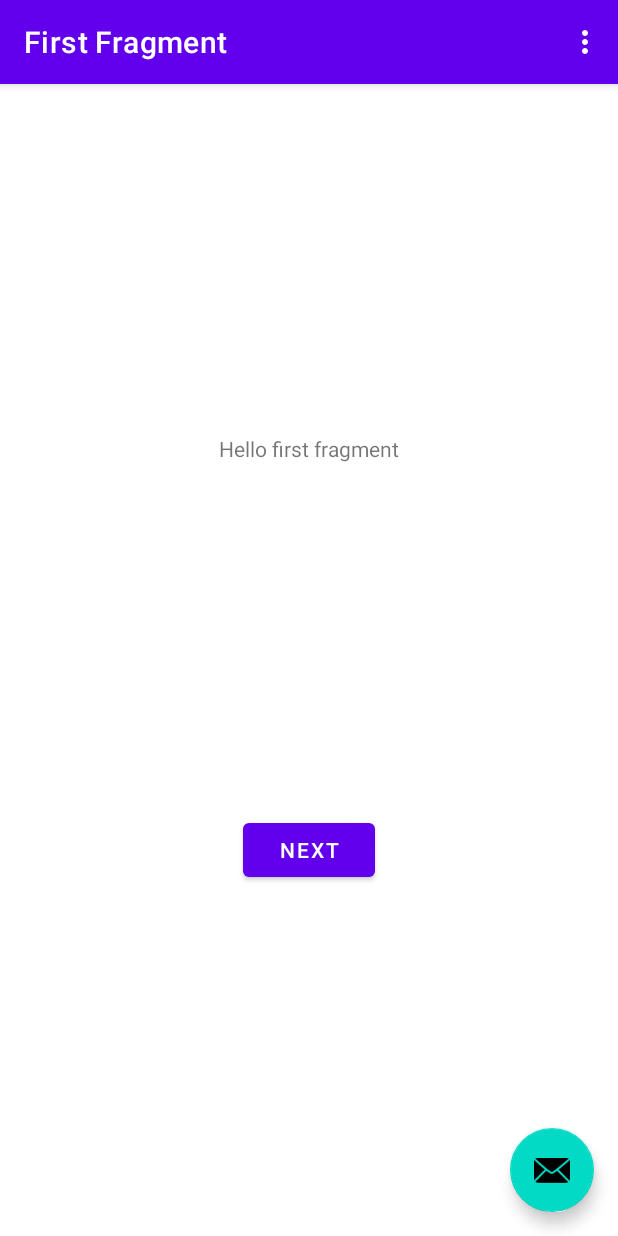
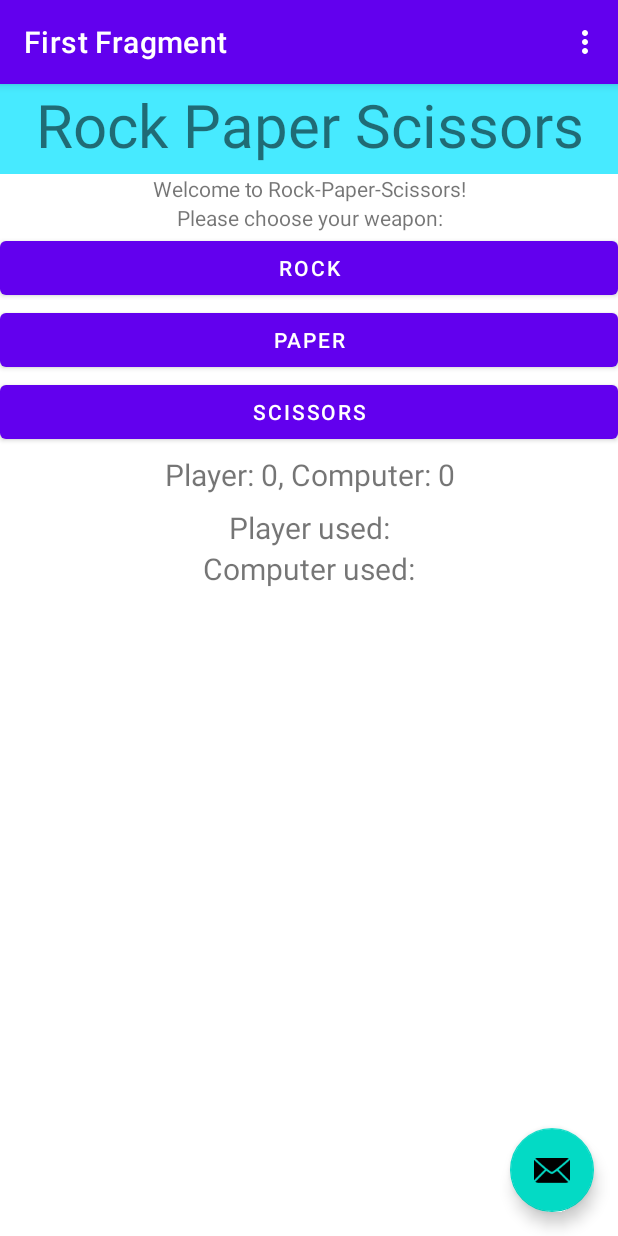
Before and after one commit to erwade804/CS_408_Lab_1A, an Android app: the screen it shows after launch (MainActivity), on a phone screen of 412 x 824 dp. Run offline under Robolectric (Android 15) with nearby library versions, the phone set to English and light mode, and no system bars; our stand-ins replace navigation-ui.

Commit message:
Rock Paper Scissors functionality added

```diff
--- a/app/src/main/res/layout/fragment_first.xml
+++ b/app/src/main/res/layout/fragment_first.xml
@@ -4,25 +4,106 @@
     xmlns:tools="http://schemas.android.com/tools"
     android:layout_width="match_parent"
     android:layout_height="match_parent"
+    android:textAlignment="center"
     tools:context=".FirstFragment">
 
     <TextView
         android:id="@+id/textview_first"
-        android:layout_width="wrap_content"
+        android:layout_width="0dp"
         android:layout_height="wrap_content"
+        android:text="@string/welcome_to_rock_paper_scissors"
+        android:textAlignment="center"
+        app:layout_constraintEnd_toEndOf="parent"
+        app:layout_constraintHorizontal_bias="0.0"
+        app:layout_constraintStart_toStartOf="parent"
+        app:layout_constraintTop_toBottomOf="@+id/textview_first2" />
+
+    <TextView
+        android:id="@+id/textview_first3"
+        android:layout_width="0dp"
+        android:layout_height="wrap_content"
+        android:text="@string/please_choose_your_weapon"
+        android:textAlignment="center"
+        app:layout_constraintEnd_toEndOf="parent"
+        app:layout_constraintHorizontal_bias="0.0"
+        app:layout_constraintStart_toStartOf="parent"
+        app:layout_constraintTop_toBottomOf="@+id/textview_first" />
+
+    <TextView
+        android:id="@+id/textview_first2"
+        android:layout_width="0dp"
+        android:layout_height="60dp"
+        android:background="#47EAFF"
         android:text="@string/hello_first_fragment"
-        app:layout_constraintBottom_toTopOf="@id/button_first"
+        android:textAlignment="center"
+        android:textSize="40sp"
         app:layout_constraintEnd_toEndOf="parent"
+        app:layout_constraintHorizontal_bias="0.501"
         app:layout_constraintStart_toStartOf="parent"
         app:layout_constraintTop_toTopOf="parent" />
 
     <Button
-        android:id="@+id/button_first"
+        android:id="@+id/rock"
+        android:layout_width="0dp"
+        android:layout_height="wrap_content"
+        android:text="@string/rock"
+        app:layout_constraintEnd_toEndOf="parent"
+        app:layout_constraintHorizontal_bias="0.0"
+        app:layout_constraintStart_toStartOf="parent"
+        app:layout_constraintTop_toBottomOf="@+id/textview_first3" />
+
+    <TextView
+        android:id="@+id/Score"
         android:layout_width="wrap_content"
         android:layout_height="wrap_content"
-        android:text="@string/next"
-        app:layout_constraintBottom_toBottomOf="parent"
+        android:layout_marginTop="4dp"
+        android:text="@string/player_0_computer_0"
+        android:textSize="20sp"
+        app:layout_constraintEnd_toEndOf="parent"
+        app:layout_constraintHorizontal_bias="0.502"
+        app:layout_constraintStart_toStartOf="parent"
+        app:layout_constraintTop_toBottomOf="@+id/scissors" />
+
+    <Button
+        android:id="@+id/scissors"
+        android:layout_width="0dp"
+        android:layout_height="wrap_content"
+        android:text="@string/scissors"
+        app:layout_constraintEnd_toEndOf="parent"
+        app:layout_constraintHorizontal_bias="0.0"
+        app:layout_constraintStart_toStartOf="parent"
+        app:layout_constraintTop_toBottomOf="@+id/paper" />
+
+    <Button
+        android:id="@+id/paper"
+        android:layout_width="0dp"
+        android:layout_height="wrap_content"
+        android:text="@string/paper"
+        app:layout_constraintEnd_toEndOf="parent"
+        app:layout_constraintHorizontal_bias="0.0"
+        app:layout_constraintStart_toStartOf="parent"
+        app:layout_constraintTop_toBottomOf="@+id/rock" />
+
+    <TextView
+        android:id="@+id/playerUsed"
+        android:layout_width="wrap_content"
+        android:layout_height="wrap_content"
+        android:layout_marginTop="8dp"
+        android:text="@string/player_used"
+        android:textSize="20sp"
         app:layout_constraintEnd_toEndOf="parent"
         app:layout_constraintStart_toStartOf="parent"
-        app:layout_constraintTop_toBottomOf="@id/textview_first" />
+        app:layout_constraintTop_toBottomOf="@+id/Score" />
+
+    <TextView
+        android:id="@+id/compUsed"
+        android:layout_width="wrap_content"
+        android:layout_height="wrap_content"
+        android:text="@string/computer_used"
+        android:textSize="20sp"
+        app:layout_constraintEnd_toEndOf="parent"
+        app:layout_constraintHorizontal_bias="0.501"
+        app:layout_constraintStart_toStartOf="parent"
+        app:layout_constraintTop_toBottomOf="@+id/playerUsed" />
+
 </androidx.constraintlayout.widget.ConstraintLayout>
--- a/app/src/main/res/values/strings.xml
+++ b/app/src/main/res/values/strings.xml
@@ -7,6 +7,14 @@
     <string name="next">Next</string>
     <string name="previous">Previous</string>
 
-    <string name="hello_first_fragment">Hello first fragment</string>
+    <string name="hello_first_fragment">Rock Paper Scissors</string>
     <string name="hello_second_fragment">Hello second fragment. Arg: %1$s</string>
+    <string name="welcome_to_rock_paper_scissors">Welcome to Rock-Paper-Scissors!</string>
+    <string name="rock">rock</string>
+    <string name="player_0_computer_0">Player: 0, Computer: 0</string>
+    <string name="player_used">Player used:</string>
+    <string name="computer_used">Computer used:</string>
+    <string name="please_choose_your_weapon">Please choose your weapon:</string>
+    <string name="paper">paper</string>
+    <string name="scissors">scissors</string>
 </resources>
```
Also changed, not shown: app/src/main/java/com/example/cs408lab1a/FirstFragment.java (+63 -5 lines).
